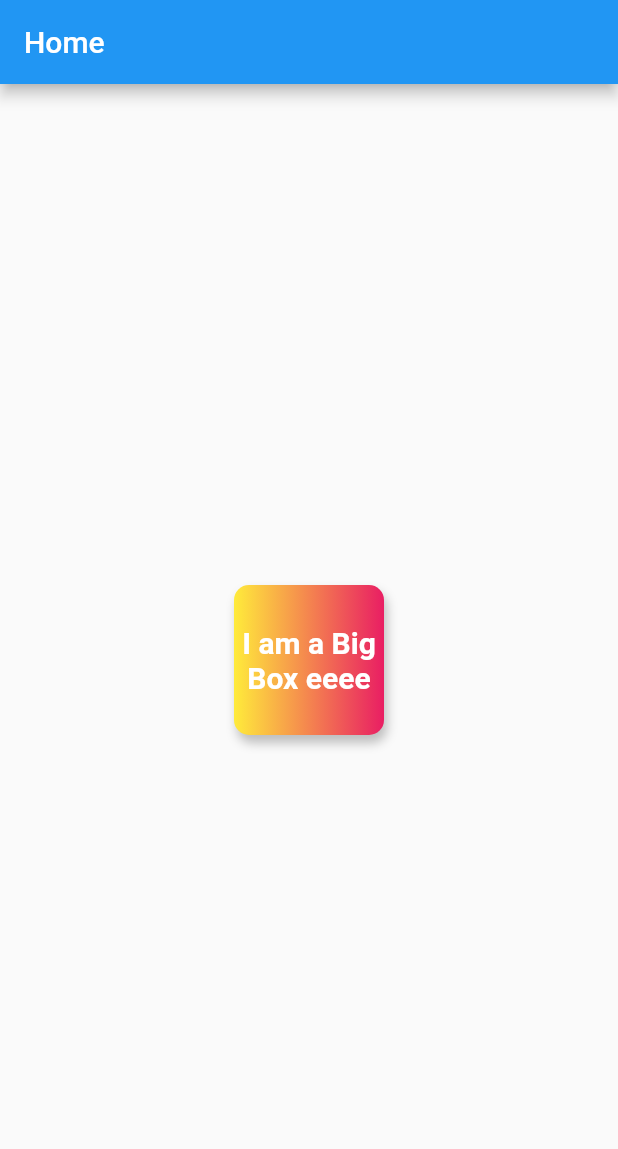
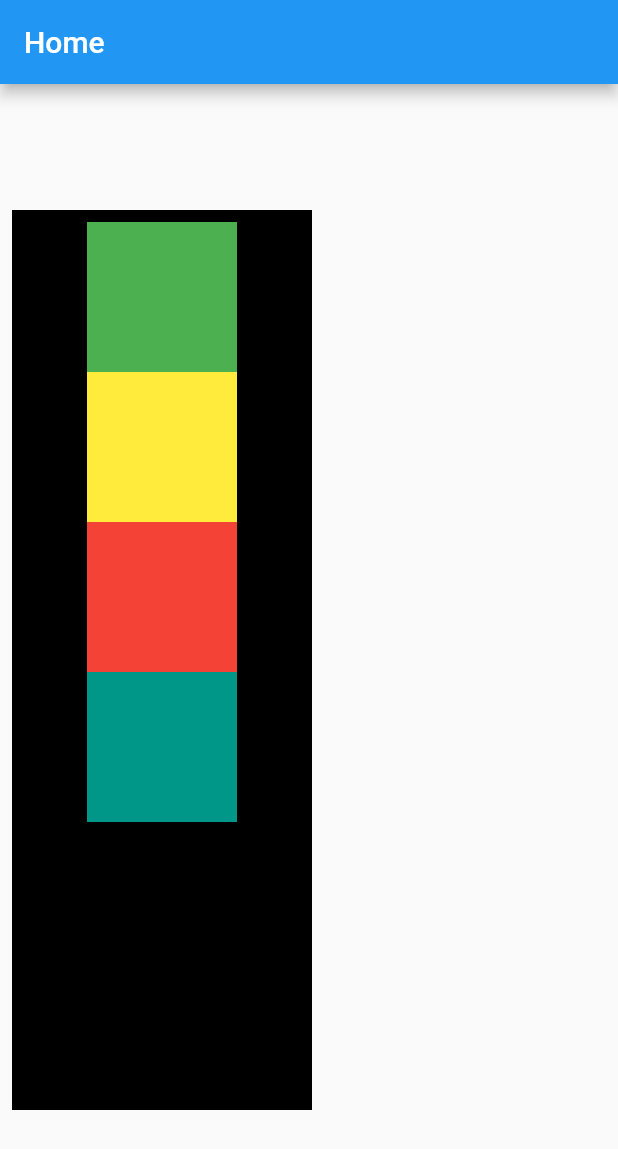
Before and after one commit to HasnathJami/My_Learning_Companion, a Flutter app: the screen it shows after launch, on a phone screen of 412 x 824 dp. Shown: the top 1149 px of the screen. Run offline on Flutter 3.47's test engine with Material 2 defaults, Android fonts, the phone set to English and light mode, and no system bars.

Commit message:
Row and Column Basic Implementation

```diff
--- a/lib/main.dart
+++ b/lib/main.dart
@@ -21,35 +21,54 @@ class HomePage extends StatelessWidget {
         appBar: AppBar(
           title: const Text("Home"),
         ),
-        body: Center(
-          child: Container(
-              // padding: const EdgeInsets.all(8),
-              alignment: Alignment.center,
-              //   color: Colors.teal,
-              height: 100,
-              width: 100,
-              decoration: BoxDecoration(
-                  //color: Colors.teal,
-                  //shape: BoxShape.circle,
-                  borderRadius: BorderRadius.circular(10),
-                  boxShadow: [
-                    BoxShadow(
-                        color: Colors.grey.shade400,
-                        blurRadius: 5,
-                        // spreadRadius: 10,
-                        offset: Offset(2.0, 5.0))
+        body: Padding(
+          padding: EdgeInsets.all(8),
+          child: Align(
+            alignment: Alignment.centerLeft,
+            child: Container(
+              color: Colors.black,
+              // height: MediaQuery.of(context).size.height,
+              // width: MediaQuery.of(context).size.width,
+              height: 600,
+              width: 200,
+              child: Padding(
+                padding: const EdgeInsets.all(8.0),
+                child: Column(
+                  mainAxisAlignment: MainAxisAlignment.start,
+                  crossAxisAlignment: CrossAxisAlignment.center,
+                  children: [
+                    Container(
+                      padding: const EdgeInsets.all(8),
+                      color: Colors.green,
+                      height: 100,
+                      width: 100,
+                    ),
+                    Container(
+                      padding: const EdgeInsets.all(8),
+                      color: Colors.yellow,
+                      height: 100,
+                      width: 100,
+                    ),
+                    Container(
+                      padding: const EdgeInsets.all(8),
+                      color: Colors.red,
+                      height: 100,
+                      width: 100,
+                    ),
+                    Container(
+                      padding: const EdgeInsets.all(8),
+                      color: Colors.teal,
+                      height: 100,
+                      width: 100,
+                    )
                   ],
-                  gradient:
-                      LinearGradient(colors: [Colors.yellow, Colors.pink])),
-              child: Text(
-                "I am a Big Box eeee",
-                textAlign: TextAlign.center,
-                style: TextStyle(
-                  color: Colors.white,
-                  fontWeight: FontWeight.bold,
-                  fontSize: 20,
                 ),
-              )),
-        ));
+              ),
+            ),
+          ),
+        )
+    );
   }
+
+
 }
```
